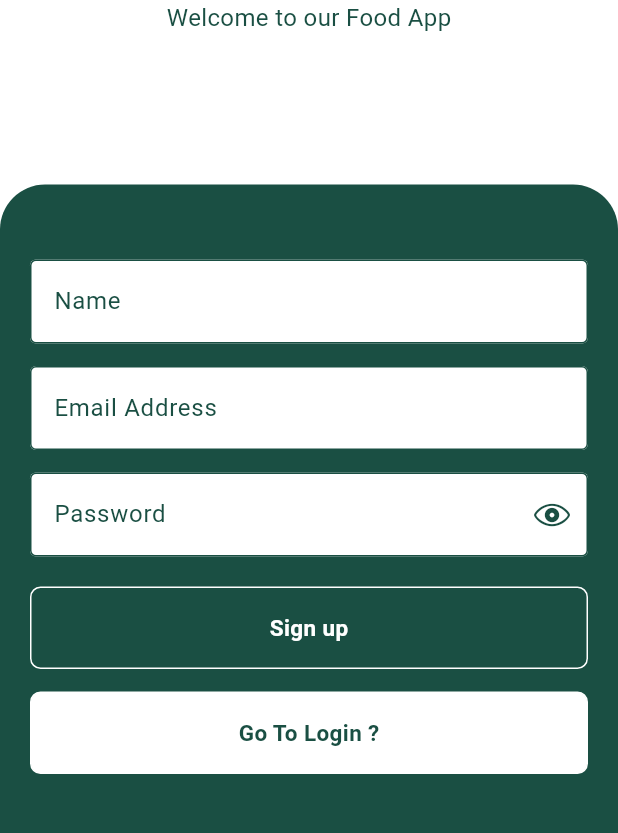
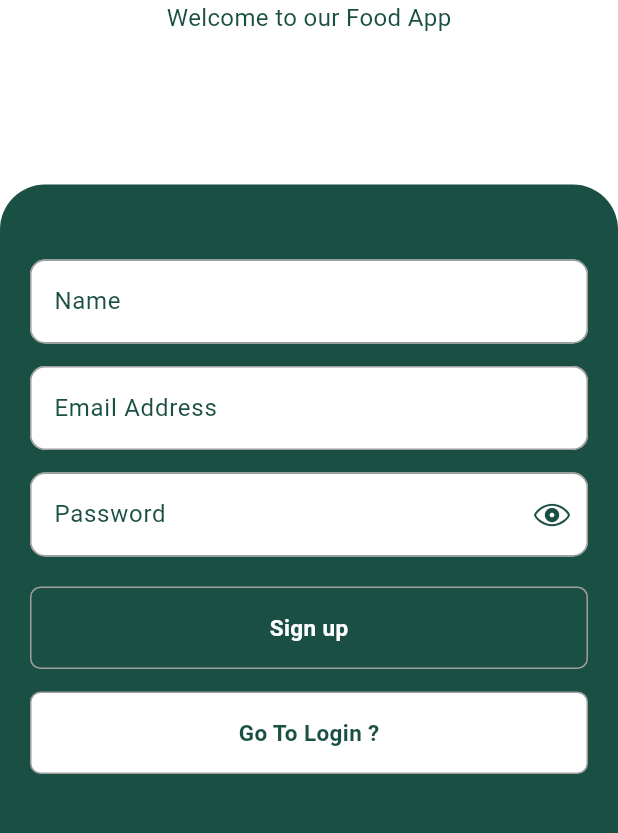
Before and after one commit to nashaatMVP/Hungry, a Flutter app: the SignupView screen opened directly, on a phone screen of 412 x 824 dp, the part 369-1202 px from its top. Run offline on Flutter 3.47's test engine with Material 3 defaults, Android fonts, the phone set to English and light mode, and no system bars; our stand-ins replace flutter_screenutil, flutter_svg, gap.

Commit message:
spaces change

```diff
--- a/lib/features/auth/widgets/custom_btn.dart
+++ b/lib/features/auth/widgets/custom_btn.dart
@@ -19,7 +19,7 @@ class CustomAuthBtn extends StatelessWidget {
             color: color ??  Colors.white,
             borderRadius: BorderRadius.circular(7),
             border: Border.all(
-              color: Colors.white,
+              color: Colors.grey,
             ),
         ),
         width: double.infinity,
--- a/lib/features/product/widgets/spicy_slider.dart
+++ b/lib/features/product/widgets/spicy_slider.dart
@@ -1,7 +1,5 @@
 import 'package:flutter/material.dart';
-import 'package:flutter_3d_controller/flutter_3d_controller.dart';
 import 'package:gap/gap.dart';
-import 'package:model_viewer_plus/model_viewer_plus.dart';
 import '../../../core/constants/app_colors.dart';
 import '../../../shared/custom_text.dart';
 
--- a/lib/shared/custom_txtfield.dart
+++ b/lib/shared/custom_txtfield.dart
@@ -45,10 +45,16 @@ class _CustomTxtfieldState extends State<CustomTxtfield> {
             child: Icon(CupertinoIcons.eye ,color: AppColors.primary),
         ) : null,
         enabledBorder: OutlineInputBorder(
-          borderSide: BorderSide(color: AppColors.primary),
+          borderRadius: BorderRadius.circular(10),
+          borderSide: BorderSide(color: Colors.grey),
         ),
         focusedBorder: OutlineInputBorder(
-          borderSide: BorderSide(color: Colors.white),
+          borderRadius: BorderRadius.circular(20),
+          borderSide: BorderSide(color: Colors.grey),
+        ),
+        errorBorder: OutlineInputBorder(
+          borderRadius: BorderRadius.circular(20),
+          borderSide: BorderSide(color: Colors.red),
         ),
         hintText: widget.hint,
         hintStyle: TextStyle(color: AppColors.primary),
```
Also changed, not shown: lib/shared/custom_snack.dart (added, +26 -0 lines).
